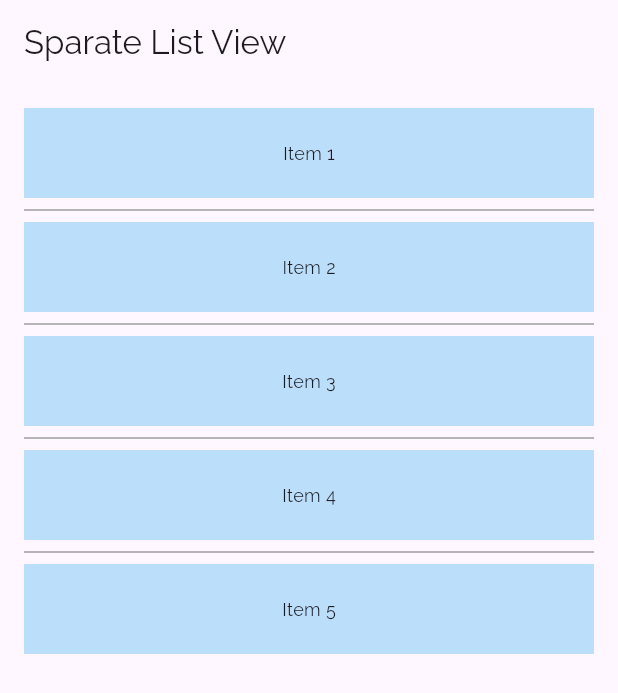
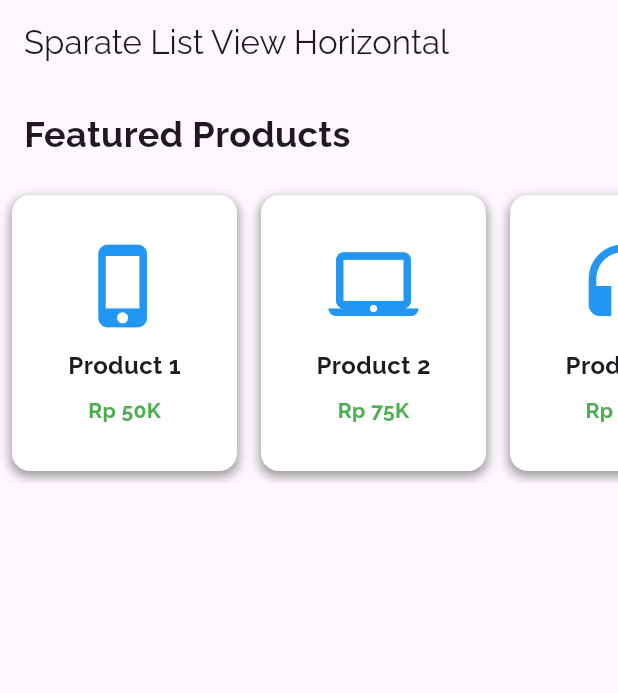
Before and after one commit to Mansyahariii/Tugas_week_7_1123150136, a Flutter app: the screen it shows after launch, on a phone screen of 412 x 824 dp. Shown: the top 693 px of the screen. Run offline on Flutter 3.47's test engine with Material 3 defaults, Android fonts, the phone set to English and light mode, and no system bars.

Commit message:
mencoba membuat file list_view_Sparate_horizontal.dart

```diff
--- /dev/null
+++ b/lib/list_view_sparate_horizontal.dart
@@ -0,0 +1,87 @@
+import 'package:flutter/material.dart';
+
+class SparateListViewHorizontal extends StatelessWidget {
+  const SparateListViewHorizontal({super.key});
+
+  get products =>
+      null ??
+      [
+        {'name': 'Product 1', 'price': 50000, 'icon': Icons.phone_iphone},
+        {'name': 'Product 2', 'price': 75000, 'icon': Icons.laptop_mac},
+        {'name': 'Product 3', 'price': 60000, 'icon': Icons.headset},
+        {'name': 'Product 4', 'price': 85000, 'icon': Icons.watch},
+        {'name': 'Product 5', 'price': 40000, 'icon': Icons.tablet_mac},
+      ];
+
+  @override
+  Widget build(BuildContext context) {
+    return Scaffold(
+      appBar: AppBar(title: const Text('Sparate List View Horizontal')),
+      body: Column(
+        crossAxisAlignment: CrossAxisAlignment.start,
+        children: [
+          Padding(
+            padding: EdgeInsetsGeometry.all(16),
+            child: Text(
+              "Featured Products",
+              style: TextStyle(fontSize: 24.0, fontWeight: FontWeight.bold),
+            ),
+          ),
+          SizedBox(
+            height: 200,
+            child: ListView.separated(
+              scrollDirection: Axis.horizontal,
+              // padding: EdgeInsets.symmetric(horizontal: 16.0),
+              padding: EdgeInsets.all(8.0),
+              separatorBuilder: (context, index) {
+                return SizedBox(width: 16.0);
+              },
+              itemCount: products.length,
+              itemBuilder: (context, index) {
+                final product = products[index];
+
+                return Container(
+                  width: 150,
+                  decoration: BoxDecoration(
+                    color: Colors.white,
+                    borderRadius: BorderRadius.circular(12),
+                    boxShadow: [
+                      BoxShadow(
+                        color: Colors.grey,
+                        spreadRadius: 1,
+                        blurRadius: 5,
+                        offset: Offset(0, 3),
+                      ),
+                    ],
+                  ),
+                  child: Column(
+                    mainAxisAlignment: MainAxisAlignment.center,
+                    children: [
+                      Icon(product['icon'], size: 60, color: Colors.blue),
+                      SizedBox(height: 12),
+                      Text(
+                        product['name'],
+                        style: TextStyle(
+                          fontSize: 16.0,
+                          fontWeight: FontWeight.bold,
+                        ),
+                      ),
+                      SizedBox(height: 8),
+                      Text(
+                        'Rp ${product['price'] ~/ 1000}K',
+                        style: TextStyle(
+                          color: Colors.green,
+                          fontWeight: FontWeight.w600,
+                        ),
+                      ),
+                    ],
+                  ),
+                );
+              },
+            ),
+          ),
+        ],
+      ),
+    );
+  }
+}
--- a/lib/main.dart
+++ b/lib/main.dart
@@ -1,4 +1,5 @@
 import 'package:flutter/material.dart';
+import 'package:week7/list_view_sparate_horizontal.dart';
 import 'package:week7/sparate_list_view.dart';
 
 void main() => runApp(const MyApp());
@@ -11,7 +12,8 @@ class MyApp extends StatelessWidget {
       title: 'Custom Fonts',
       theme: ThemeData(fontFamily: 'Raleway'),
       // home: const MyHomePage(),
-      home: const SparateListView(),
+      // home: const SparateListView(),
+      home: const SparateListViewHorizontal(),
     );
   }
 }
```
